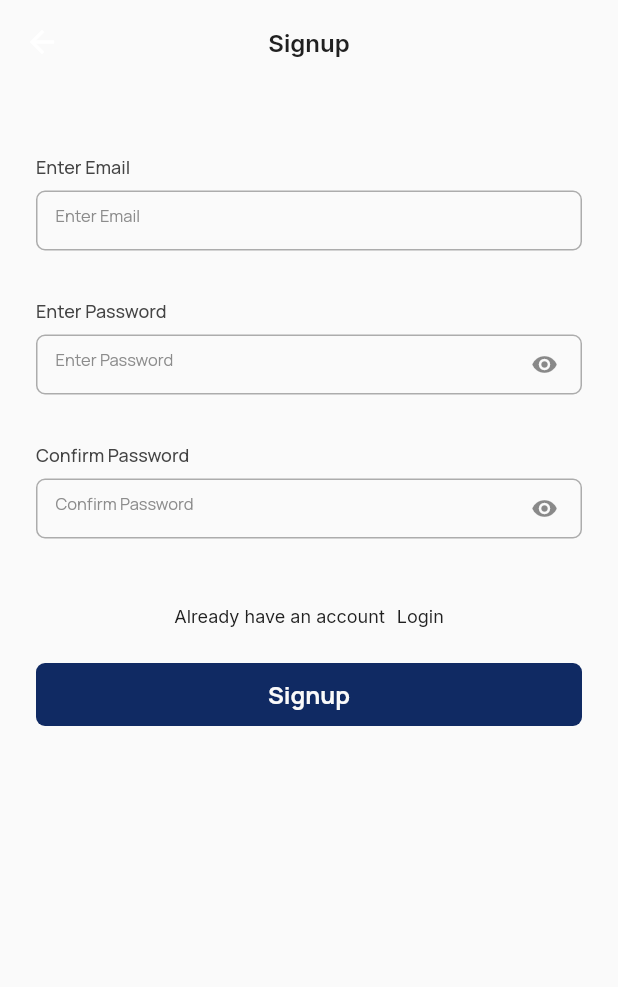
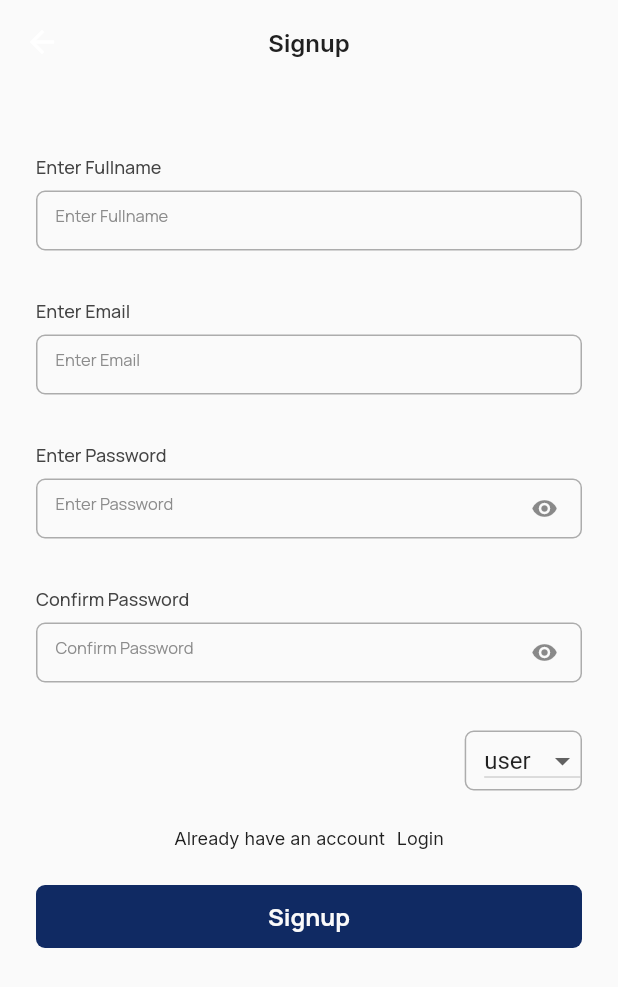
Before and after one commit to toogood208/home_renting, a Flutter app: the SignupView screen opened by its route, on a phone screen of 412 x 824 dp. Shown: the top 987 px of the screen. Run offline on Flutter 3.47's test engine with Material 2 defaults, Android fonts, the phone set to English and light mode, and no system bars; our stand-ins replace firebase_auth, firebase_core, google_fonts, logger, stacked, stacked_core and 1 more; accounts and stored records are empty.

Commit message:
implement user model

```diff
--- /dev/null
+++ b/home_renting/lib/core/models/user.dart
@@ -0,0 +1,28 @@
+class User {
+  final String id;
+  final String fullname;
+  final String email;
+  final String userRole;
+
+  User({
+    required this.id,
+    required this.fullname,
+    required this.email,
+    required this.userRole,
+  });
+
+  User.fromData(Map<String, dynamic> data)
+      : id = data['id'],
+        fullname = data['fullname'],
+        email = data['email'],
+        userRole = data['userRole'];
+
+  Map<String, dynamic> toJoson() {
+    return {
+      "id":id,
+      "fullname":fullname,
+      "email":email,
+      "userRole":userRole,
+    };
+  }
+}
--- a/home_renting/lib/main.dart
+++ b/home_renting/lib/main.dart
@@ -2,6 +2,7 @@ import 'package:firebase_core/firebase_core.dart';
 import 'package:flutter/material.dart';
 import 'package:home_renting/app/app.locator.dart';
 import 'package:home_renting/app/app.router.dart';
+import 'package:home_renting/ui/views/signup/signup_view.dart';
 import 'package:stacked_services/stacked_services.dart';
 
 void main() async{
@@ -25,6 +26,7 @@ class MyApp extends StatelessWidget {
       ),
       navigatorKey: StackedService.navigatorKey,
       onGenerateRoute: StackedRouter().onGenerateRoute,
+      home: const SignupView(),
     );
   }
 }
--- a/home_renting/lib/ui/views/signup/signup_view.dart
+++ b/home_renting/lib/ui/views/signup/signup_view.dart
@@ -1,4 +1,5 @@
 import 'package:flutter/material.dart';
+import 'package:home_renting/ui/shared/colors.dart';
 import 'package:home_renting/ui/shared/text_styles.dart';
 import 'package:home_renting/ui/views/signup/signup_view_model.dart';
 import 'package:home_renting/ui/widgets/auth_body_text_widget.dart';
@@ -15,6 +16,7 @@ class SignupView extends StatelessWidget {
     TextEditingController emailController = TextEditingController();
     TextEditingController passwordController = TextEditingController();
     TextEditingController confirmPasswordController = TextEditingController();
+    TextEditingController fullnameController = TextEditingController();
     return ViewModelBuilder<SignUpViewModel>.reactive(
       builder: (context, model, child) {
         return Scaffold(
@@ -26,6 +28,12 @@ class SignupView extends StatelessWidget {
               crossAxisAlignment: CrossAxisAlignment.start,
               children: [
                 const SizedBox(height: 47),
+                CustomTextField(
+                  controller: fullnameController,
+                  title: "Enter Fullname",
+                  textInputType: TextInputType.name,
+                ),
+                const SizedBox(height: 24),
                 CustomTextField(
                   controller: emailController,
                   title: "Enter Email",
@@ -61,7 +69,31 @@ class SignupView extends StatelessWidget {
                     ),
                   ),
                 ),
-                const SizedBox(height: 12),
+                const SizedBox(height: 24),
+                Align(
+                  alignment: Alignment.centerRight,
+                  child: Container(
+                    padding: const EdgeInsets.only(left: 12),
+                    height: 40,
+                    decoration: BoxDecoration(
+                        border: Border.all(color: neutralColor.shade200),
+                        borderRadius: BorderRadius.circular(6)),
+                    child: DropdownButton(
+                      value:model.selectRole,
+                      items: ["agent", "user"]
+                          .map(
+                            (String item) => DropdownMenuItem(
+                              value: item,
+                              child: Text(item),
+                            ),
+                          )
+                          .toList(),
+                      onChanged: ((value) {
+                        model.selectedRole(value!);
+                      }),
+                    ),
+                  ),
+                ),
                 const SizedBox(height: 24),
                 AuthBodyTextWidget(
                   firstText: "Already have an account",
--- a/home_renting/lib/ui/views/signup/signup_view_model.dart
+++ b/home_renting/lib/ui/views/signup/signup_view_model.dart
@@ -1,4 +1,3 @@
-import 'package:firebase_auth/firebase_auth.dart';
 import 'package:home_renting/app/app.locator.dart';
 import 'package:home_renting/app/app.router.dart';
 import 'package:home_renting/core/services/authentication_service.dart';
@@ -11,10 +10,17 @@ class SignUpViewModel extends BaseViewModel {
       locator<AuthenticationService>();
   final DialogService _dialogService = locator<DialogService>();
 
+  String selectRole = "user";
+
+  void selectedRole(String role) {
+    selectRole = role;
+    notifyListeners();
+  }
+
   Future signUp({required String email, required String password}) async {
     setBusy(true);
 
-  final user = await _authenticationService.signupWithEmail(
+    final user = await _authenticationService.signupWithEmail(
         email: email, password: password);
 
     setBusy(false);
```
